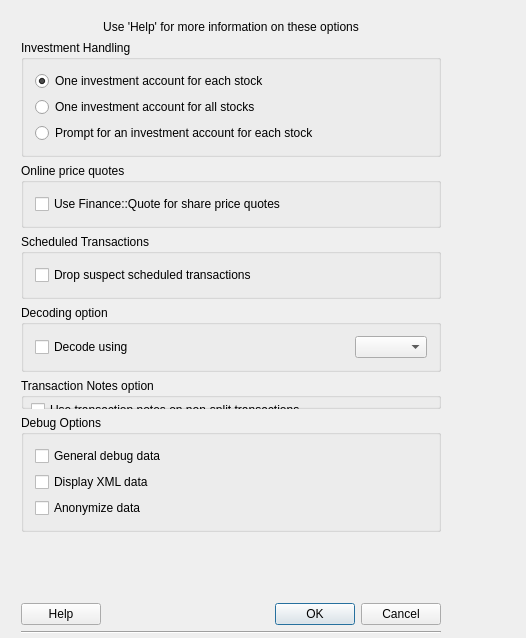
First picture: the form in kmymoney2/dialogs/kgncimportoptionsdlgdecl.ui, repository KDE/kmymoney, before the edit.
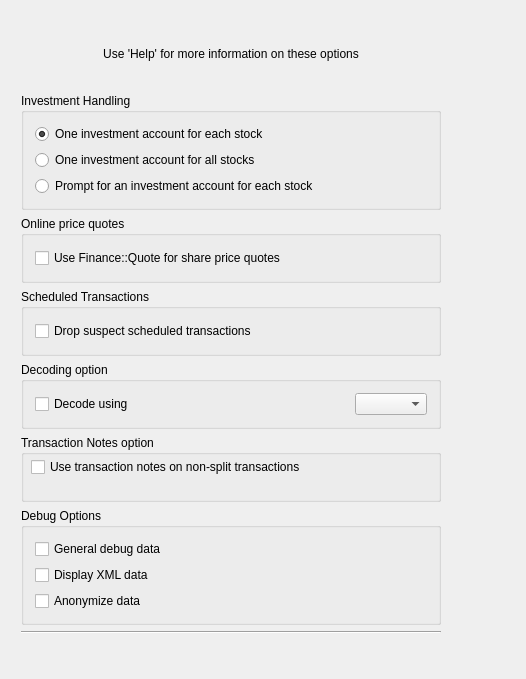
Second picture: the form after the edit. Custom widgets are drawn as their Qt base class.

Commit message: Convert to KDialog

```diff
--- a/kmymoney2/dialogs/kgncimportoptionsdlgdecl.ui
+++ b/kmymoney2/dialogs/kgncimportoptionsdlgdecl.ui
@@ -4,15 +4,21 @@
   <comment></comment>
   <exportmacro></exportmacro>
   <class>KGncImportOptionsDlgDecl</class>
-  <widget class="QDialog" name="KGncImportOptionsDlgDecl">
+ <widget class="QWidget" name="KGncImportOptionsDlgDecl">
     <property name="geometry">
       <rect>
         <x>0</x>
         <y>0</y>
         <width>526</width>
-        <height>638</height>
-      </rect>
-    </property>
+    <height>679</height>
+   </rect>
+  </property>
+  <property name="minimumSize">
+   <size>
+    <width>526</width>
+    <height>679</height>
+   </size>
+  </property>
     <property name="windowTitle">
       <string>GnuCash Import Options</string>
     </property>
@@ -229,90 +235,6 @@
             </layout>
           </widget>
         </item>
-        <item>
-          <spacer name="spacer2">
-            <property name="sizeHint">
-              <size>
-                <width>20</width>
-                <height>40</height>
-              </size>
-            </property>
-            <property name="sizeType">
-              <enum>QSizePolicy::Expanding</enum>
-            </property>
-            <property name="orientation">
-              <enum>Qt::Vertical</enum>
-            </property>
-          </spacer>
-        </item>
-        <item>
-          <layout class="QHBoxLayout">
-            <property name="margin">
-              <number>0</number>
-            </property>
-            <property name="spacing">
-              <number>6</number>
-            </property>
-            <item>
-              <widget class="QPushButton" name="buttonHelp">
-                <property name="text">
-                  <string>Help</string>
-                </property>
-                <property name="shortcut">
-                  <string>F1</string>
-                </property>
-                <property name="autoDefault">
-                  <bool>true</bool>
-                </property>
-              </widget>
-            </item>
-            <item>
-              <spacer name="Horizontal Spacing2">
-                <property name="sizeHint">
-                  <size>
-                    <width>200</width>
-                    <height>20</height>
-                  </size>
-                </property>
-                <property name="sizeType">
-                  <enum>QSizePolicy::Expanding</enum>
-                </property>
-                <property name="orientation">
-                  <enum>Qt::Horizontal</enum>
-                </property>
-              </spacer>
-            </item>
-            <item>
-              <widget class="QPushButton" name="buttonOk">
-                <property name="text">
-                  <string>OK</string>
-                </property>
-                <property name="shortcut">
-                  <string/>
-                </property>
-                <property name="autoDefault">
-                  <bool>true</bool>
-                </property>
-                <property name="default">
-                  <bool>true</bool>
-                </property>
-              </widget>
-            </item>
-            <item>
-              <widget class="QPushButton" name="buttonCancel">
-                <property name="text">
-                  <string>Cancel</string>
-                </property>
-                <property name="shortcut">
-                  <string/>
-                </property>
-                <property name="autoDefault">
-                  <bool>true</bool>
-                </property>
-              </widget>
-            </item>
-          </layout>
-        </item>
         <item>
           <widget class="Line" name="line1">
             <property name="frameShape">
```
Left out of the diff: 55 changed lines with no effect on the pictures. Lines whose indentation alone changed are shown as unchanged. The commit also changes 1 other file.
